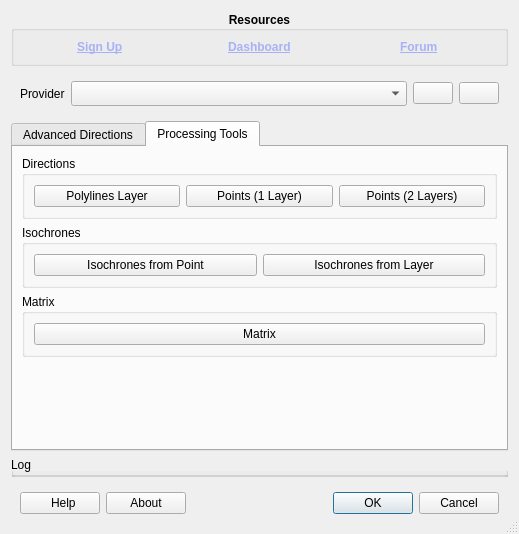
First picture: the form in ORStools/gui/ORStoolsDialogUI.ui, repository GIScience/orstools-qgis-plugin, before the edit.
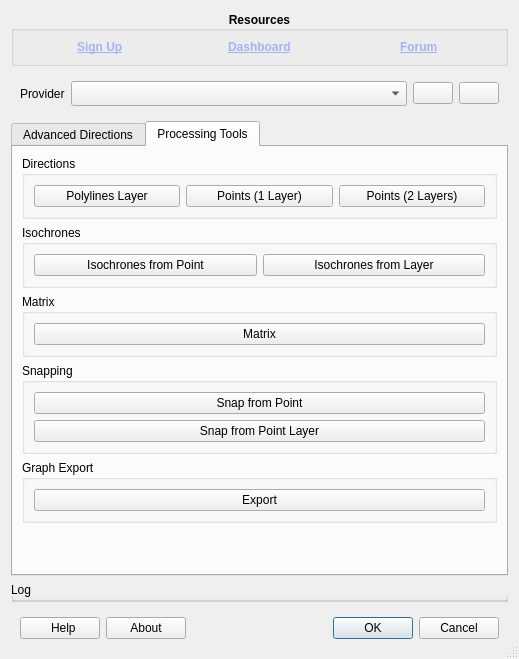
Second picture: the form after the edit. The open tabs and pages were chosen to show the change. Icons and pictures are not drawn. Custom widgets are drawn as their Qt base class.

Commit message: docs: add buttons for snap and export procs

The edit to the form file:
```diff
--- a/ORStools/gui/ORStoolsDialogUI.ui
+++ b/ORStools/gui/ORStoolsDialogUI.ui
@@ -788,6 +788,45 @@
          </layout>
         </widget>
        </item>
+       <item>
+        <widget class="QGroupBox" name="groupBox_4">
+         <property name="title">
+          <string>Snapping</string>
+         </property>
+         <layout class="QVBoxLayout" name="verticalLayout_8">
+          <item>
+           <widget class="QPushButton" name="pushButton_snap_layer">
+            <property name="text">
+             <string>Snap from Point</string>
+            </property>
+           </widget>
+          </item>
+          <item>
+           <widget class="QPushButton" name="pushButton_snap_point">
+            <property name="text">
+             <string>Snap from Point Layer</string>
+            </property>
+           </widget>
+          </item>
+         </layout>
+        </widget>
+       </item>
+       <item>
+        <widget class="QGroupBox" name="groupBox_5">
+         <property name="title">
+          <string>Graph Export</string>
+         </property>
+         <layout class="QHBoxLayout" name="horizontalLayout_9">
+          <item>
+           <widget class="QPushButton" name="pushButton_export">
+            <property name="text">
+             <string>Export</string>
+            </property>
+           </widget>
+          </item>
+         </layout>
+        </widget>
+       </item>
        <item>
         <spacer name="verticalSpacer">
          <property name="orientation">
```
